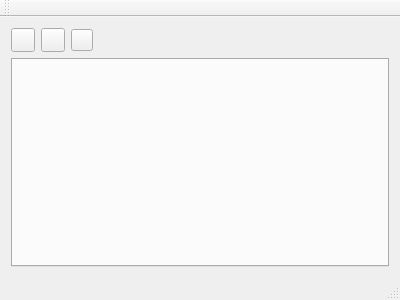
firstsecret/simple-browser, file mainwindow.ui: the form before one commit.
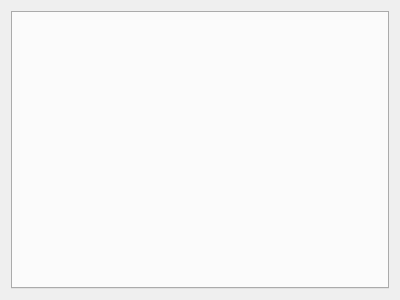
The form after the commit. Icons and pictures are not drawn.

```diff
--- a/mainwindow.ui
+++ b/mainwindow.ui
@@ -15,7 +15,7 @@
   </property>
   <widget class="QWidget" name="centralWidget">
    <layout class="QGridLayout" name="gridLayout">
-    <item row="1" column="0" colspan="6">
+    <item row="0" column="0" colspan="4">
      <widget class="QTabWidget" name="tabWidget">
       <property name="autoFillBackground">
        <bool>false</bool>
@@ -39,105 +39,8 @@
       </widget>
      </widget>
     </item>
-    <item row="0" column="1">
-     <widget class="QPushButton" name="btnGo">
-      <property name="minimumSize">
-       <size>
-        <width>24</width>
-        <height>24</height>
-       </size>
-      </property>
-      <property name="maximumSize">
-       <size>
-        <width>24</width>
-        <height>24</height>
-       </size>
-      </property>
-      <property name="cursor">
-       <cursorShape>PointingHandCursor</cursorShape>
-      </property>
-      <property name="autoFillBackground">
-       <bool>false</bool>
-      </property>
-      <property name="styleSheet">
-       <string notr="true">border-image: url(:/image/forward-new.png);</string>
-      </property>
-      <property name="text">
-       <string/>
-      </property>
-     </widget>
-    </item>
-    <item row="0" column="0">
-     <widget class="QPushButton" name="btnBack">
-      <property name="minimumSize">
-       <size>
-        <width>24</width>
-        <height>24</height>
-       </size>
-      </property>
-      <property name="maximumSize">
-       <size>
-        <width>24</width>
-        <height>24</height>
-       </size>
-      </property>
-      <property name="cursor">
-       <cursorShape>PointingHandCursor</cursorShape>
-      </property>
-      <property name="styleSheet">
-       <string notr="true">border-image: url(:/image/back-new.png);</string>
-      </property>
-      <property name="text">
-       <string/>
-      </property>
-     </widget>
-    </item>
-    <item row="0" column="2">
-     <widget class="QPushButton" name="btnRefresh">
-      <property name="minimumSize">
-       <size>
-        <width>22</width>
-        <height>22</height>
-       </size>
-      </property>
-      <property name="maximumSize">
-       <size>
-        <width>22</width>
-        <height>22</height>
-       </size>
-      </property>
-      <property name="cursor">
-       <cursorShape>PointingHandCursor</cursorShape>
-      </property>
-      <property name="styleSheet">
-       <string notr="true">border-image: url(:/image/refresh-new.png);</string>
-      </property>
-      <property name="text">
-       <string/>
-      </property>
-     </widget>
-    </item>
    </layout>
   </widget>
-  <widget class="QMenuBar" name="menuBar">
-   <property name="geometry">
-    <rect>
-     <x>0</x>
-     <y>0</y>
-     <width>400</width>
-     <height>23</height>
-    </rect>
-   </property>
-  </widget>
-  <widget class="QToolBar" name="mainToolBar">
-   <attribute name="toolBarArea">
-    <enum>TopToolBarArea</enum>
-   </attribute>
-   <attribute name="toolBarBreak">
-    <bool>false</bool>
-   </attribute>
-  </widget>
-  <widget class="QStatusBar" name="statusBar"/>
  </widget>
  <layoutdefault spacing="6" margin="11"/>
  <resources/>
```
